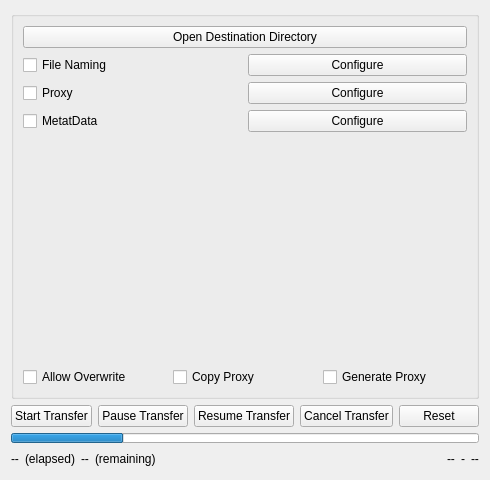
Old version of the form Libs/UserInterfaces/SourceFunctions.ui in the repository AltaArts/SourceTab--Prism-Plugin.
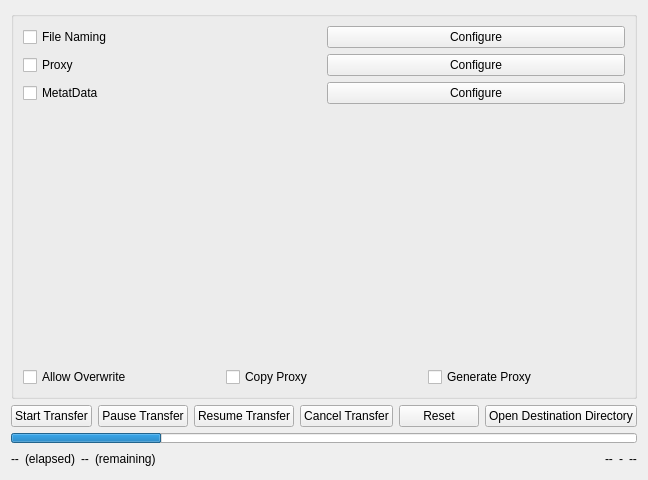
New version of the form.

Commit message: Moved "Open Destination" button

Diff of the .ui file:
```diff
--- a/Libs/UserInterfaces/SourceFunctions.ui
+++ b/Libs/UserInterfaces/SourceFunctions.ui
@@ -54,13 +54,6 @@
           <string/>
          </property>
          <layout class="QVBoxLayout" name="gb_lo_functions">
-          <item>
-           <widget class="QPushButton" name="b_openDestDir">
-            <property name="text">
-             <string>Open Destination Directory</string>
-            </property>
-           </widget>
-          </item>
           <item>
            <layout class="QHBoxLayout" name="lo_ovr_fileNaming">
             <item>
@@ -196,6 +189,13 @@
            </property>
           </widget>
          </item>
+         <item>
+          <widget class="QPushButton" name="b_openDestDir">
+           <property name="text">
+            <string>Open Destination Directory</string>
+           </property>
+          </widget>
+         </item>
         </layout>
        </item>
        <item>
```
The commit also changes 1 other file.
